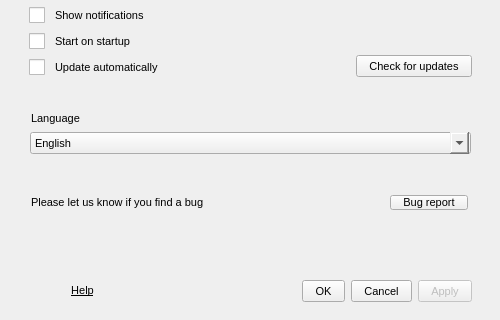
Before: the Qt Designer form src/MEGASync/gui/win/SettingsDialog.ui in meganz/MEGAsync, drawn with Qt 5; both pictures show x 0 to 500 and y 280 to 600 of the 500 by 600 pixel window.
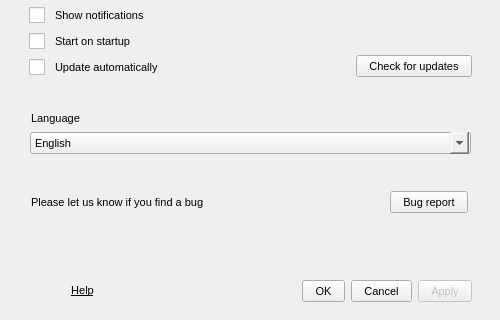
After: the same form once the commit is applied. The open tabs and pages were chosen to show the change. Icons and pictures are not drawn.

Commit message: set min height for some buttons in windows

Patch:
```diff
--- a/src/MEGASync/gui/win/SettingsDialog.ui
+++ b/src/MEGASync/gui/win/SettingsDialog.ui
@@ -1867,6 +1867,12 @@
           </item>
           <item>
            <widget class="QPushButton" name="bSendBug">
+            <property name="minimumSize">
+             <size>
+              <width>0</width>
+              <height>22</height>
+             </size>
+            </property>
             <property name="text">
              <string>Bug report</string>
             </property>
```
The commit also changes 1 other file.
